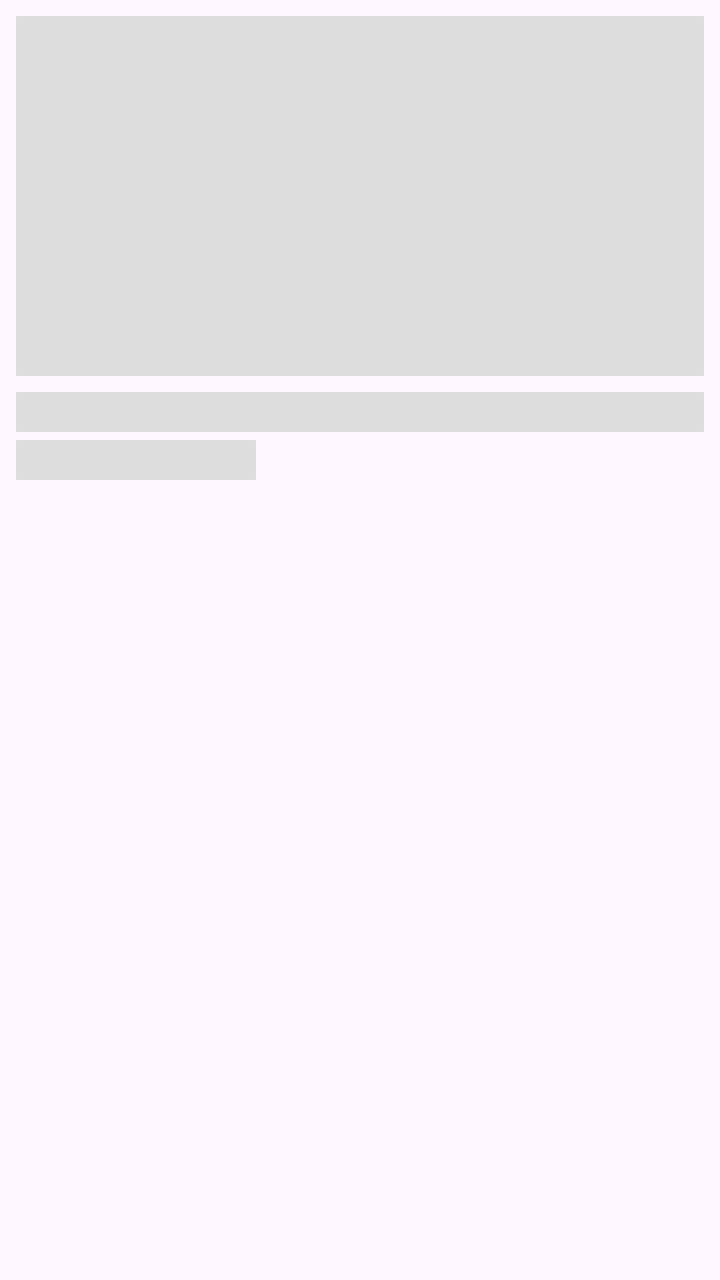
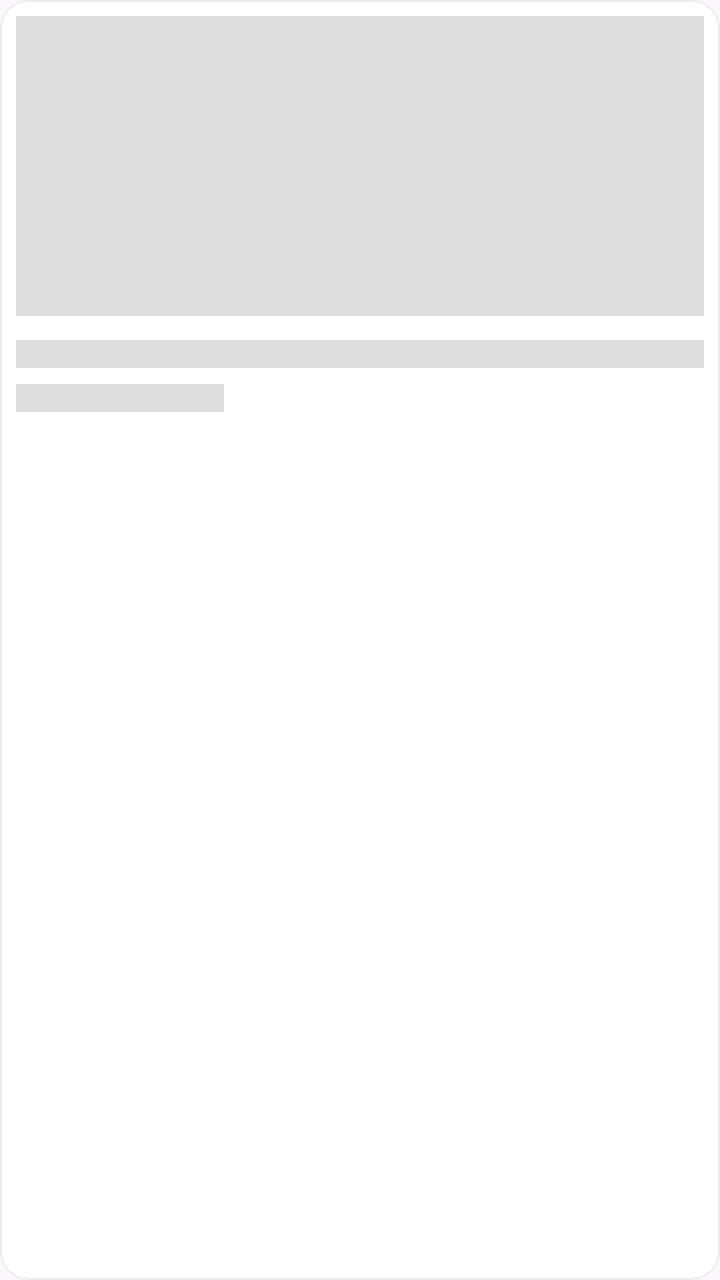

An Android layout rendered at two revisions. The XML below is the earlier revision; the diff shows what the commit changed to produce the second picture.
<!-- AndroidManifest.xml: application theme Theme.Gravo -->
<!-- res/layout/item_product_grid_placeholder.xml -->
<?xml version="1.0" encoding="utf-8"?>
<LinearLayout xmlns:android="http://schemas.android.com/apk/res/android"
    android:layout_width="match_parent"
    android:layout_height="wrap_content"
    android:orientation="vertical"
    android:padding="8dp">

    <View
        android:layout_width="match_parent"
        android:layout_height="180dp"
        android:background="@color/placeholder_bg" />

    <View
        android:layout_width="match_parent"
        android:layout_height="20dp"
        android:layout_marginTop="8dp"
        android:background="@color/placeholder_bg" />

    <View
        android:layout_width="120dp"
        android:layout_height="20dp"
        android:layout_marginTop="4dp"
        android:background="@color/placeholder_bg" />

</LinearLayout>
<!-- resources referenced by this layout -->
<resources>
  <color name="placeholder_bg">#DDDDDD</color>
  <style name="Theme.Gravo" parent="Base.Theme.Gravo" />
  <style name="Base.Theme.Gravo" parent="Theme.Material3.DayNight.NoActionBar">
          <item name="colorPrimary">@color/purple_theme</item>
          <item name="colorPrimaryVariant">@color/purple_dark</item>
          <item name="colorOnPrimary">@color/white</item>
  
          <item name="colorSecondary">@color/purple_theme</item>
          <item name="colorOnSecondary">@color/white</item>
  
          <item name="android:statusBarColor">@color/purple_theme</item>
          <item name="android:windowLightStatusBar">false</item>
      </style>
  <color name="purple_theme">#673AB7</color>
  <color name="purple_dark">#512DA8</color>
  <color name="white">#FFFFFFFF</color>
</resources>

<!-- the commit's change to res/layout/item_product_grid_placeholder.xml (unified diff, before → after) -->
@@ -1,25 +1,37 @@
 <?xml version="1.0" encoding="utf-8"?>
-<LinearLayout xmlns:android="http://schemas.android.com/apk/res/android"
+<com.google.android.material.card.MaterialCardView
+    xmlns:android="http://schemas.android.com/apk/res/android"
+    xmlns:app="http://schemas.android.com/apk/res-auto"
     android:layout_width="match_parent"
     android:layout_height="wrap_content"
-    android:orientation="vertical"
-    android:padding="8dp">
+    android:layout_margin="4dp"
+    app:cardBackgroundColor="@android:color/white"
+    app:cardCornerRadius="14dp"
+    app:cardElevation="0dp"
+    app:strokeColor="#E9EDF2"
+    app:strokeWidth="1dp">
 
-    <View
+    <LinearLayout
         android:layout_width="match_parent"
-        android:layout_height="180dp"
-        android:background="@color/placeholder_bg" />
+        android:layout_height="wrap_content"
+        android:orientation="vertical"
+        android:padding="8dp">
 
-    <View
-        android:layout_width="match_parent"
-        android:layout_height="20dp"
-        android:layout_marginTop="8dp"
-        android:background="@color/placeholder_bg" />
+        <View
+            android:layout_width="match_parent"
+            android:layout_height="150dp"
+            android:background="@color/placeholder_bg" />
 
-    <View
-        android:layout_width="120dp"
-        android:layout_height="20dp"
-        android:layout_marginTop="4dp"
-        android:background="@color/placeholder_bg" />
+        <View
+            android:layout_width="match_parent"
+            android:layout_height="14dp"
+            android:layout_marginTop="12dp"
+            android:background="@color/placeholder_bg" />
 
-</LinearLayout>
+        <View
+            android:layout_width="104dp"
+            android:layout_height="14dp"
+            android:layout_marginTop="8dp"
+            android:background="@color/placeholder_bg" />
+    </LinearLayout>
+</com.google.android.material.card.MaterialCardView>
